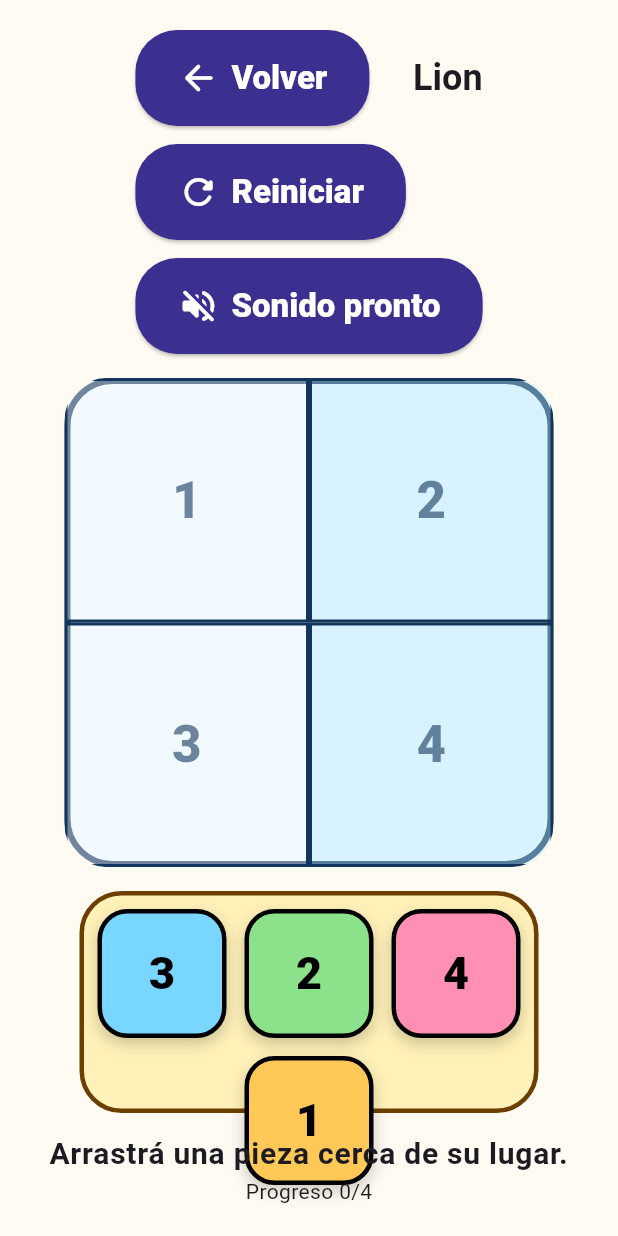
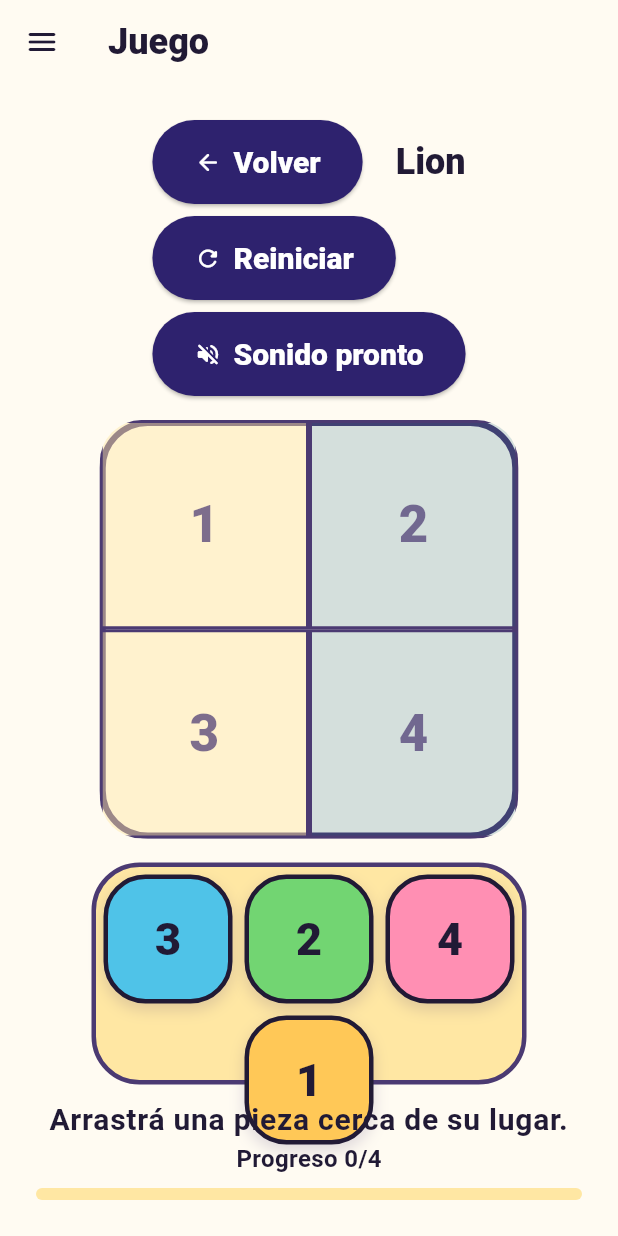
Before and after one commit to jorgehara/game_test, a Flutter app: the PuzzleGameScreen screen opened by its route, on a phone screen of 412 x 824 dp. Run offline on Flutter 3.47's test engine with Material 3 defaults, Android fonts, the phone set to English and light mode, and no system bars.

Commit message:
refactor: apply Puzzle Kids visual system

```diff
--- a/lib/screens/puzzle_game_screen.dart
+++ b/lib/screens/puzzle_game_screen.dart
@@ -4,6 +4,10 @@ import 'package:provider/provider.dart';
 import '../models/puzzle_piece.dart';
 import '../providers/puzzle_game_provider.dart';
 import '../routes/app_routes.dart';
+import '../theme/pk_tokens.dart';
+import '../widgets/pk_button.dart';
+import '../widgets/pk_progress.dart';
+import '../widgets/pk_scaffold.dart';
 import '../widgets/puzzle_board.dart';
 import '../widgets/puzzle_piece_tile.dart';
 
@@ -33,20 +37,17 @@ class _PuzzleGameScreenState extends State<PuzzleGameScreen> {
 
   @override
   Widget build(BuildContext context) {
-    return Scaffold(
-      body: SafeArea(
+    return PkScaffold(
+      title: 'Juego',
       child: Consumer<PuzzleGameProvider>(
         builder: (context, provider, _) {
           if (provider.status == PuzzleGameStatus.unavailable ||
               provider.currentPuzzle == null) {
-              return _UnavailableGame(
-                onBack: () => Navigator.maybePop(context),
-              );
+            return _UnavailableGame(onBack: () => Navigator.maybePop(context));
           }
 
           return _ReadyGame(provider: provider);
         },
-        ),
       ),
     );
   }
@@ -79,13 +80,14 @@ class _ReadyGameState extends State<_ReadyGame> {
 
     final puzzle = provider.currentPuzzle!;
     final total = provider.pieces.length;
+    final spacing = context.pkSpacing;
 
     return Stack(
       key: _stackKey,
       children: [
         Padding(
           key: const Key('puzzle-game-screen'),
-          padding: const EdgeInsets.all(20),
+          padding: EdgeInsets.all(spacing.lg),
           child: LayoutBuilder(
             builder: (context, constraints) {
               final isWide = constraints.maxWidth >= 780;
@@ -106,26 +108,26 @@ class _ReadyGameState extends State<_ReadyGame> {
               return Column(
                 children: [
                   _GameHeader(provider: provider, onReset: _reset),
-                  const SizedBox(height: 16),
+                  SizedBox(height: spacing.md),
                   Expanded(
                     child: isWide
                         ? Row(
                             crossAxisAlignment: CrossAxisAlignment.stretch,
                             children: [
                               Expanded(flex: 3, child: board),
-                              const SizedBox(width: 20),
+                              SizedBox(width: spacing.lg),
                               SizedBox(width: 280, child: tray),
                             ],
                           )
                         : Column(
                             children: [
                               Expanded(child: board),
-                              const SizedBox(height: 16),
+                              SizedBox(height: spacing.md),
                               SizedBox(height: 148, child: tray),
                             ],
                           ),
                   ),
-                  const SizedBox(height: 12),
+                  SizedBox(height: spacing.sm),
                   Text(
                     provider.isCompleted
                         ? '¡Puzzle completo!'
@@ -137,6 +139,11 @@ class _ReadyGameState extends State<_ReadyGame> {
                     key: const Key('puzzle-progress'),
                     label: 'Progreso ${provider.progressCount} de $total',
                     child: Text('Progreso ${provider.progressCount}/$total'),
+                  ),
+                  SizedBox(height: spacing.sm),
+                  PkProgress(
+                    value: total == 0 ? 0 : provider.progressCount / total,
+                    label: 'Progreso del puzzle',
                   ),
                 ],
               );
@@ -150,7 +157,9 @@ class _ReadyGameState extends State<_ReadyGame> {
             top: _drag!.topLeft.dy,
             width: _drag!.size.width,
             height: _drag!.size.height,
-            duration: _drag!.isReturning ? _returnDuration : Duration.zero,
+            duration: _drag!.isReturning
+                ? context.pkMotion.resolve(context, _returnDuration)
+                : Duration.zero,
             curve: Curves.easeOutCubic,
             onEnd: _finishReturn,
             child: IgnorePointer(
@@ -302,8 +311,8 @@ class _GameHeader extends StatelessWidget {
   @override
   Widget build(BuildContext context) {
     return Wrap(
-      spacing: 12,
-      runSpacing: 12,
+      spacing: context.pkSpacing.sm,
+      runSpacing: context.pkSpacing.sm,
       crossAxisAlignment: WrapCrossAlignment.center,
       alignment: WrapAlignment.spaceBetween,
       children: [
@@ -351,20 +360,22 @@ class _PuzzleTray extends StatelessWidget {
 
   @override
   Widget build(BuildContext context) {
+    final colors = context.pkColors;
+    final spacing = context.pkSpacing;
     return Semantics(
       label: 'Bandeja de piezas',
       child: DecoratedBox(
         key: const Key('puzzle-tray'),
         decoration: BoxDecoration(
-          color: const Color(0xFFFFF1B8),
-          border: Border.all(color: const Color(0xFF6C3F00), width: 3),
-          borderRadius: BorderRadius.circular(28),
+          color: colors.surfaceAlt,
+          border: Border.all(color: colors.outline, width: 3),
+          borderRadius: BorderRadius.circular(context.pkRadius.card),
         ),
         child: Padding(
-          padding: const EdgeInsets.all(12),
+          padding: EdgeInsets.all(spacing.sm),
           child: Wrap(
-            spacing: 12,
-            runSpacing: 12,
+            spacing: spacing.sm,
+            runSpacing: spacing.sm,
             alignment: WrapAlignment.center,
             children: [
               for (final piece in provider.piecesInTray)
@@ -439,16 +450,7 @@ class _LargeControl extends StatelessWidget {
     return Semantics(
       button: true,
       label: label,
-      child: ElevatedButton.icon(
-        onPressed: onPressed,
-        icon: Icon(icon, size: 28),
-        label: Text(label),
-        style: ElevatedButton.styleFrom(
-          minimumSize: const Size(148, 56),
-          backgroundColor: const Color(0xFF3B2F8F),
-          foregroundColor: Colors.white,
-        ),
-      ),
+      child: PkButton(label: label, icon: icon, onPressed: onPressed),
     );
   }
 }
@@ -460,10 +462,11 @@ class _UnavailableGame extends StatelessWidget {
 
   @override
   Widget build(BuildContext context) {
+    final spacing = context.pkSpacing;
     return Center(
       key: const Key('puzzle-unavailable-state'),
       child: Padding(
-        padding: const EdgeInsets.all(24),
+        padding: EdgeInsets.all(spacing.lg),
         child: Column(
           mainAxisSize: MainAxisSize.min,
           children: [
@@ -471,12 +474,12 @@ class _UnavailableGame extends StatelessWidget {
               'Puzzle no disponible',
               style: Theme.of(context).textTheme.headlineMedium,
             ),
-            const SizedBox(height: 12),
+            SizedBox(height: spacing.md),
             const Text(
               'Este puzzle todavía no está listo. Probemos con otro.',
               textAlign: TextAlign.center,
             ),
-            const SizedBox(height: 20),
+            SizedBox(height: spacing.lg),
             _LargeControl(
               key: const Key('puzzle-back-button'),
               label: 'Volver',
--- a/lib/widgets/puzzle_board.dart
+++ b/lib/widgets/puzzle_board.dart
@@ -3,6 +3,7 @@ import 'package:flutter/material.dart';
 import '../models/grid_position.dart';
 import '../models/puzzle.dart';
 import '../models/puzzle_piece.dart';
+import '../theme/pk_tokens.dart';
 import 'puzzle_piece_tile.dart';
 
 class PuzzleBoard extends StatelessWidget {
@@ -23,6 +24,8 @@ class PuzzleBoard extends StatelessWidget {
   Widget build(BuildContext context) {
     final grid = puzzle.grid;
     final aspectRatio = grid.columns / grid.rows;
+    final colors = context.pkColors;
+    final radius = context.pkRadius;
 
     return Semantics(
       label: 'Tablero del puzzle ${puzzle.name}',
@@ -50,15 +53,12 @@ class PuzzleBoard extends StatelessWidget {
                 key: const Key('puzzle-board'),
                 child: DecoratedBox(
                   decoration: BoxDecoration(
-                    color: const Color(0xFFEAF7FF),
-                    border: Border.all(
-                      color: const Color(0xFF12355B),
-                      width: 4,
-                    ),
-                    borderRadius: BorderRadius.circular(32),
+                    color: colors.surface,
+                    border: Border.all(color: colors.outline, width: 4),
+                    borderRadius: BorderRadius.circular(radius.board),
                   ),
                   child: ClipRRect(
-                    borderRadius: BorderRadius.circular(28),
+                    borderRadius: BorderRadius.circular(radius.board - 4),
                     child: Stack(
                       children: [
                         for (var row = 0; row < grid.rows; row += 1)
@@ -125,6 +125,7 @@ class _Slot extends StatelessWidget {
 
   @override
   Widget build(BuildContext context) {
+    final colors = context.pkColors;
     return Positioned(
       left: left,
       top: top,
@@ -137,14 +138,14 @@ class _Slot extends StatelessWidget {
           alignment: Alignment.center,
           decoration: BoxDecoration(
             color: index.isEven
-                ? const Color(0x66FFFFFF)
-                : const Color(0x66BDEBFF),
-            border: Border.all(color: const Color(0xFF12355B), width: 2),
+                ? colors.surfaceAlt.withValues(alpha: 0.45)
+                : colors.secondary.withValues(alpha: 0.18),
+            border: Border.all(color: colors.outline, width: 2),
           ),
           child: Text(
             '${index + 1}',
-            style: const TextStyle(
-              color: Color(0x9912355B),
+            style: TextStyle(
+              color: colors.outline.withValues(alpha: 0.72),
               fontSize: 34,
               fontWeight: FontWeight.w900,
             ),
--- a/lib/widgets/puzzle_piece_tile.dart
+++ b/lib/widgets/puzzle_piece_tile.dart
@@ -1,6 +1,7 @@
 import 'package:flutter/material.dart';
 
 import '../models/puzzle_piece.dart';
+import '../theme/pk_tokens.dart';
 
 class PuzzlePieceTile extends StatelessWidget {
   const PuzzlePieceTile({
@@ -17,6 +18,7 @@ class PuzzlePieceTile extends StatelessWidget {
   @override
   Widget build(BuildContext context) {
     final number = piece.correctIndex + 1;
+    final colors = context.pkColors;
 
     return Semantics(
       label: 'Pieza $number de $totalPieces',
@@ -25,21 +27,22 @@ class PuzzlePieceTile extends StatelessWidget {
         height: expand ? double.infinity : 86,
         alignment: Alignment.center,
         decoration: BoxDecoration(
-          color: _pieceColor(piece.correctIndex),
-          border: Border.all(color: Colors.black, width: 3),
-          borderRadius: BorderRadius.circular(20),
-          boxShadow: const [
+          color: colors
+              .piecePalette[piece.correctIndex % colors.piecePalette.length],
+          border: Border.all(color: colors.onSurface, width: 3),
+          borderRadius: BorderRadius.circular(context.pkRadius.button),
+          boxShadow: [
             BoxShadow(
-              color: Color(0x33000000),
+              color: colors.outline.withValues(alpha: 0.18),
               blurRadius: 8,
-              offset: Offset(0, 4),
+              offset: const Offset(0, 4),
             ),
           ],
         ),
         child: Text(
           '$number',
-          style: const TextStyle(
-            color: Colors.black,
+          style: TextStyle(
+            color: colors.onSurface,
             fontSize: 30,
             fontWeight: FontWeight.w900,
           ),
@@ -47,20 +50,4 @@ class PuzzlePieceTile extends StatelessWidget {
       ),
     );
   }
-
-  Color _pieceColor(int index) {
-    const colors = [
-      Color(0xFFFFC857),
-      Color(0xFF8BE28B),
-      Color(0xFF78D6FF),
-      Color(0xFFFF8FB3),
-      Color(0xFFD6B4FF),
-      Color(0xFFFFA45B),
-      Color(0xFFA6F0E4),
-      Color(0xFFFFF27A),
-      Color(0xFFB8E986),
-    ];
-
-    return colors[index % colors.length];
-  }
 }
```
Also changed, not shown: lib/main.dart (+4 -30 lines), lib/screens/placeholder_screen_shell.dart (+16 -9 lines), lib/widgets/primary_action_button.dart (+3 -5 lines). Lines whose indentation alone changed are shown as unchanged.
